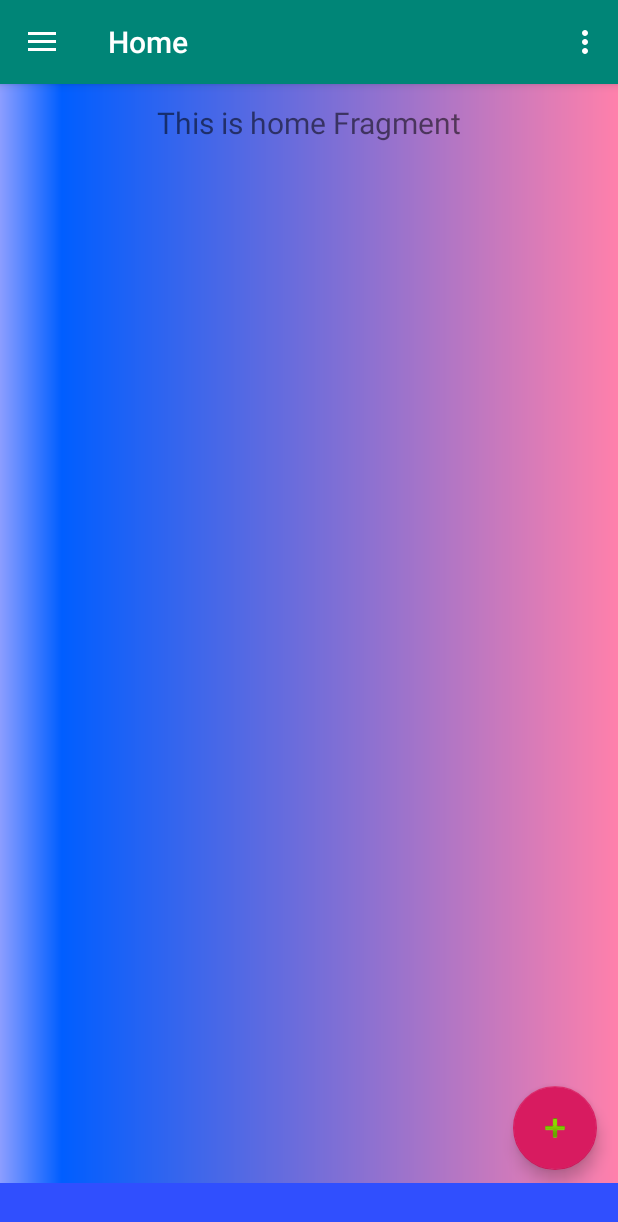
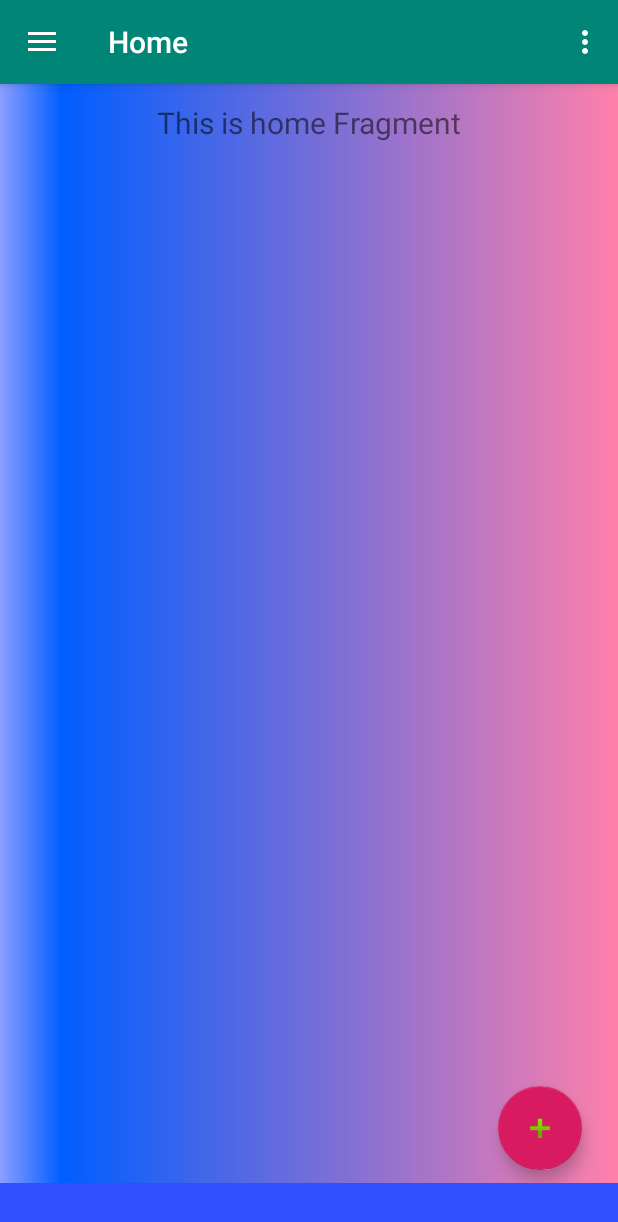
Before and after one commit to agusprayogi02/SMKCoding_Kanesa_Agus, an Android app: the MainActivity screen opened directly, with no data from a screen before it, on a phone screen of 412 x 824 dp. Shown: the top 1222 px of the screen. Run offline under Robolectric (Android 15) with nearby library versions, the phone set to English and light mode, and no system bars; our stand-ins replace AdMob, Firebase (no records; nobody signed in at launch, a user with empty details on screens opened directly), navigation-ui; 4 statements that could not run were skipped.

Commit message:
commit11

```diff
--- a/Canteen/app/build.gradle
+++ b/Canteen/app/build.gradle
@@ -12,6 +12,7 @@ android {
         applicationId "id.canteen"
         minSdkVersion 15
         targetSdkVersion 29
+        multiDexEnabled true
         versionCode 1
         versionName "1.0"
         testInstrumentationRunner "androidx.test.runner.AndroidJUnitRunner"
@@ -35,6 +36,7 @@ dependencies {
     implementation 'androidx.core:core-ktx:1.1.0'
     implementation 'com.google.android.material:material:1.0.0'
     implementation 'androidx.constraintlayout:constraintlayout:1.1.3'
+    implementation 'androidx.multidex:multidex:2.0.1'
     implementation 'androidx.navigation:navigation-fragment:2.0.0'
     implementation 'androidx.navigation:navigation-ui:2.0.0'
     implementation 'androidx.lifecycle:lifecycle-extensions:2.0.0'
@@ -46,6 +48,7 @@ dependencies {
     implementation 'com.google.firebase:firebase-auth:16.0.5'
     implementation 'com.google.firebase:firebase-database:16.0.4'
     implementation 'com.google.android.gms:play-services-auth:17.0.0'
+    implementation 'com.google.android.gms:play-services-ads:18.2.0'
     implementation 'com.google.firebase:firebase-storage:16.0.4'
     testImplementation 'junit:junit:4.12'
     androidTestImplementation 'androidx.test:runner:1.2.0'
--- a/Canteen/app/src/main/java/id/canteen/MainActivity.kt
+++ b/Canteen/app/src/main/java/id/canteen/MainActivity.kt
@@ -1,7 +1,6 @@
 package id.canteen
 
 import android.content.Intent
-import android.media.ExifInterface
 import android.os.Bundle
 import androidx.navigation.findNavController
 import androidx.navigation.ui.AppBarConfiguration
@@ -23,6 +22,10 @@ import id.canteen.ui.home.HomeFragment
 import kotlinx.android.synthetic.main.app_bar_main.*
 import android.view.MenuItem
 import android.view.MenuInflater
+import com.google.android.gms.ads.AdListener
+import com.google.android.gms.ads.AdRequest
+import com.google.android.gms.ads.InterstitialAd
+import com.google.android.gms.ads.MobileAds
 import com.google.firebase.auth.FirebaseAuth
 import id.canteen.ui.login.LoginActivity
 import id.canteen.ui.tools.ToolsFragment
@@ -33,12 +36,20 @@ class MainActivity : AppCompatActivity() {
     val NM_PAGER = 2
     val name_tab = arrayOf("Home", "Galery")
 
-
     private lateinit var appBarConfiguration: AppBarConfiguration
+    private lateinit var mInterstitialAd: InterstitialAd
 
     override fun onCreate(savedInstanceState: Bundle?) {
         super.onCreate(savedInstanceState)
         setContentView(R.layout.activity_main)
+
+//      Iklan Admob
+        MobileAds.initialize(this, "ca-app-pub-3073208106044913~8344198184")
+        mInterstitialAd = InterstitialAd(this)
+        mInterstitialAd.adUnitId = "ca-app-pub-3073208106044913/9497497751"
+        mInterstitialAd.loadAd(AdRequest.Builder().build())
+
+//       View pager2
         val pagerAdapter = ScreenSlidePagerAdapter(this)
         view_pager.adapter = pagerAdapter
 
@@ -46,10 +57,10 @@ class MainActivity : AppCompatActivity() {
             TabLayoutMediator.OnConfigureTabCallback { tab, position ->
 
             })
-        tabLayoutMediator.attach();
+        tabLayoutMediator.attach()
 
         for (i in 0..1) {
-            tab.getTabAt(i)!!.setText(name_tab.get(i));
+            tab.getTabAt(i)!!.setText(name_tab.get(i))
         }
         val toolbar: Toolbar = findViewById(R.id.toolbar)
         setSupportActionBar(toolbar)
--- a/Canteen/app/src/main/java/id/canteen/ui/home/HomeFragment.kt
+++ b/Canteen/app/src/main/java/id/canteen/ui/home/HomeFragment.kt
@@ -9,6 +9,8 @@ import androidx.fragment.app.Fragment
 import androidx.lifecycle.Observer
 import androidx.lifecycle.ViewModelProviders
 import id.canteen.R
+import kotlinx.android.synthetic.main.activity_login.*
+import kotlinx.android.synthetic.main.fragment_home.*
 
 class HomeFragment : Fragment() {
 
--- a/Canteen/app/src/main/java/id/canteen/ui/home/HomeViewModel.kt
+++ b/Canteen/app/src/main/java/id/canteen/ui/home/HomeViewModel.kt
@@ -10,4 +10,5 @@ class HomeViewModel : ViewModel() {
         value = "This is home Fragment"
     }
     val text: LiveData<String> = _text
+
 }
--- a/Canteen/app/src/main/java/id/canteen/ui/login/LoginActivity.kt
+++ b/Canteen/app/src/main/java/id/canteen/ui/login/LoginActivity.kt
@@ -16,7 +16,7 @@ class LoginActivity : AppCompatActivity() {
 
     override fun onCreate(savedInstanceState: Bundle?) {
         super.onCreate(savedInstanceState)
-        setContentView(R.layout.activity_login)7
+        setContentView(R.layout.activity_login)
         add.setOnClickListener {
             Masuk()
         }
--- a/Canteen/app/src/main/res/layout/activity_login.xml
+++ b/Canteen/app/src/main/res/layout/activity_login.xml
@@ -59,6 +59,7 @@
                 android:layout_height="wrap_content"
                 android:layout_marginHorizontal="@dimen/margin"
                 android:hint="@string/password"
+                android:inputType="textPassword"
                 android:maxLines="1"
                 android:paddingHorizontal="@dimen/margin" />
         </com.google.android.material.textfield.TextInputLayout>
--- a/Canteen/app/src/main/res/layout/app_bar_main.xml
+++ b/Canteen/app/src/main/res/layout/app_bar_main.xml
@@ -27,9 +27,7 @@
         android:layout_width="match_parent"
         android:layout_height="0dp"
         android:layout_weight="1">
-
     </androidx.viewpager2.widget.ViewPager2>
-
     <com.google.android.material.tabs.TabLayout
         android:id="@+id/tab"
         android:layout_width="match_parent"
--- a/Canteen/app/src/main/res/layout/fragment_home.xml
+++ b/Canteen/app/src/main/res/layout/fragment_home.xml
@@ -23,7 +23,7 @@
         android:id="@+id/addM"
         app:layout_constraintEnd_toEndOf="parent"
         app:layout_constraintBottom_toBottomOf="parent"
-        android:layout_marginRight="@dimen/margin"
+        android:layout_marginRight="20dp"
         android:layout_marginBottom="40dp"
         android:src="@android:drawable/ic_input_add"
         android:layout_width="wrap_content"
--- a/Canteen/app/src/main/res/values/strings.xml
+++ b/Canteen/app/src/main/res/values/strings.xml
@@ -2,7 +2,7 @@
     <string name="app_name">Canteen</string>
     <string name="navigation_drawer_open">Open navigation drawer</string>
     <string name="navigation_drawer_close">Close navigation drawer</string>
-    <string name="nav_header_title">Android Studio</string>
+    <string name="nav_header_title">Canteen School</string>
     <string name="nav_header_subtitle">android.studio@android.com</string>
     <string name="nav_header_desc">Navigation header</string>
     <string name="action_settings">Settings</string>
```
Also changed, not shown: Canteen/app/src/main/AndroidManifest.xml (+4 -6 lines), Canteen/app/src/main/java/id/canteen/data/model/MainAdapter.kt (deleted, +0 -26 lines).
